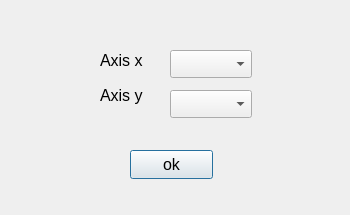
Qt form main/plot_models/options_histogram_2d.ui (Kirikus/2024_Experiments) before a commit.
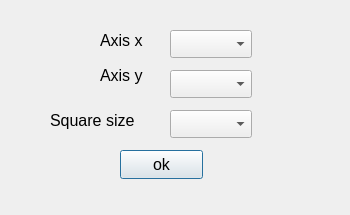
The same form after that commit.

Commit message: add square size in histogram 2d

What changed in the file:
```diff
--- a/main/plot_models/options_histogram_2d.ui
+++ b/main/plot_models/options_histogram_2d.ui
@@ -17,7 +17,7 @@
    <property name="geometry">
     <rect>
      <x>100</x>
-     <y>50</y>
+     <y>30</y>
      <width>63</width>
      <height>20</height>
     </rect>
@@ -35,7 +35,7 @@
    <property name="geometry">
     <rect>
      <x>100</x>
-     <y>80</y>
+     <y>60</y>
      <width>61</width>
      <height>31</height>
     </rect>
@@ -53,7 +53,7 @@
    <property name="geometry">
     <rect>
      <x>170</x>
-     <y>50</y>
+     <y>30</y>
      <width>82</width>
      <height>28</height>
     </rect>
@@ -63,7 +63,7 @@
    <property name="geometry">
     <rect>
      <x>170</x>
-     <y>90</y>
+     <y>70</y>
      <width>82</width>
      <height>28</height>
     </rect>
@@ -72,7 +72,7 @@
   <widget class="QPushButton" name="okPushButton">
    <property name="geometry">
     <rect>
-     <x>130</x>
+     <x>120</x>
      <y>150</y>
      <width>83</width>
      <height>29</height>
@@ -87,6 +87,34 @@
     <string>ok</string>
    </property>
   </widget>
+  <widget class="QLabel" name="label_3">
+   <property name="geometry">
+    <rect>
+     <x>50</x>
+     <y>110</y>
+     <width>101</width>
+     <height>21</height>
+    </rect>
+   </property>
+   <property name="font">
+    <font>
+     <pointsize>12</pointsize>
+    </font>
+   </property>
+   <property name="text">
+    <string>Square size</string>
+   </property>
+  </widget>
+  <widget class="QComboBox" name="SquareSizeComboBox">
+   <property name="geometry">
+    <rect>
+     <x>170</x>
+     <y>110</y>
+     <width>82</width>
+     <height>28</height>
+    </rect>
+   </property>
+  </widget>
  </widget>
  <resources/>
  <connections/>
```
The commit also changes 5 other files.
